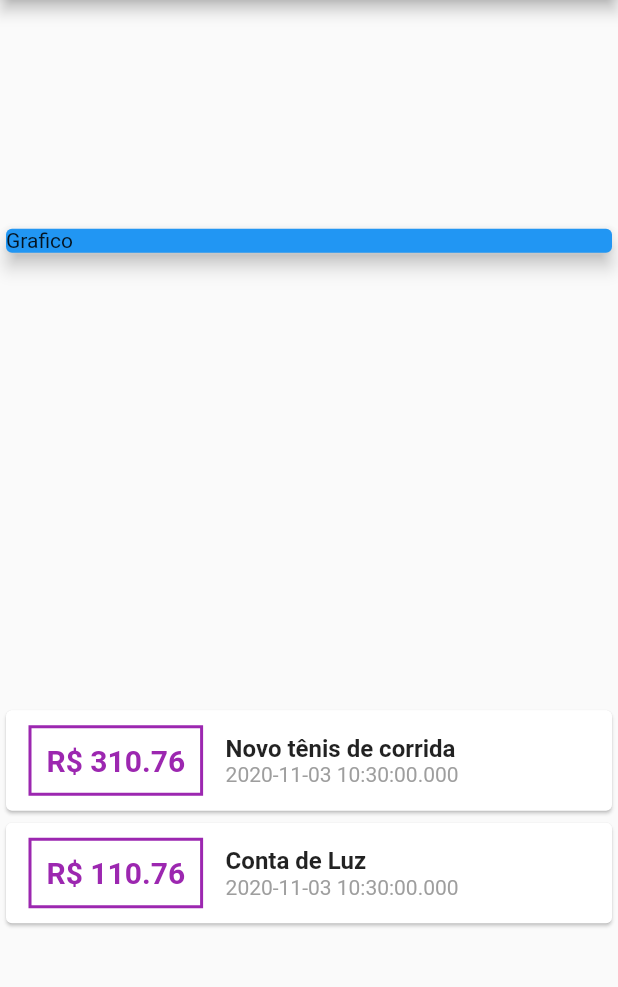
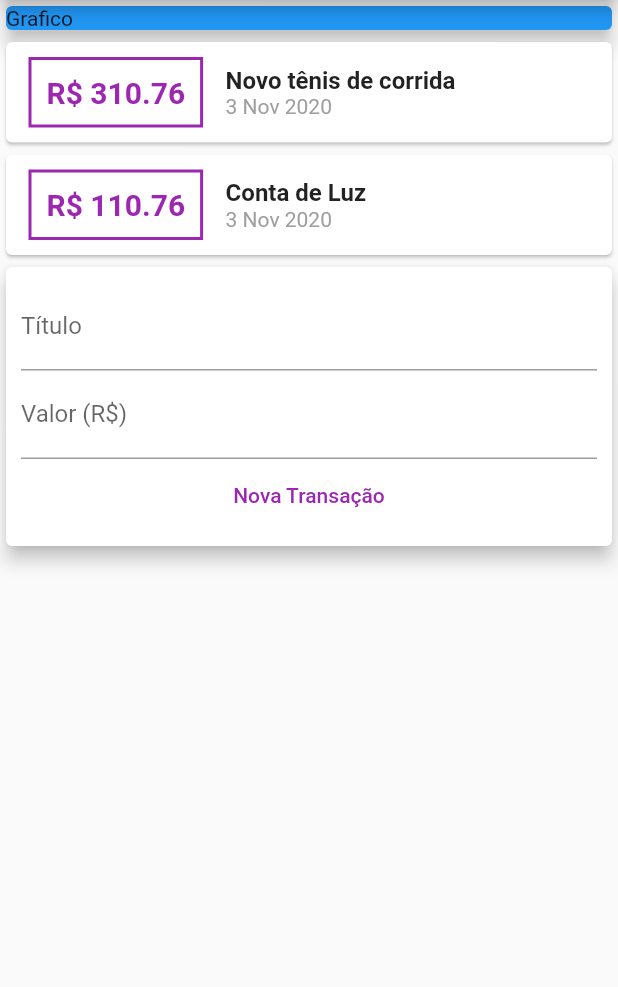
Before and after one commit to Pliffisson/App-Despesas-Pessoais, a Flutter app: the screen it shows after launch, on a phone screen of 412 x 824 dp, the part 84-1071 px from its top. Run offline on Flutter 3.47's test engine with Material 2 defaults, Android fonts, the phone set to English and light mode, and no system bars.

Commit message:
Implementação do campo textfild

```diff
--- a/lib/main.dart
+++ b/lib/main.dart
@@ -1,5 +1,6 @@
 import 'package:flutter/material.dart';
 import 'models/transaction.dart';
+import 'package:intl/intl.dart';
 
 void main() => runApp(ExpensesApp());
 
@@ -14,6 +15,9 @@ class ExpensesApp extends StatelessWidget {
 }
 
 class MyHomePage extends StatelessWidget {
+  String title;
+  String value;
+
   final _transactions = [
     Transaction(
       id: 't1',
@@ -36,7 +40,6 @@ class MyHomePage extends StatelessWidget {
         title: Text('Despesas Pessoais'),
       ),
       body: Column(
-        mainAxisAlignment: MainAxisAlignment.spaceAround,
         crossAxisAlignment: CrossAxisAlignment.stretch,
         children: [
           Container(
@@ -82,7 +85,7 @@ class MyHomePage extends StatelessWidget {
                           ),
                         ),
                         Text(
-                          tr.date.toString(),
+                          DateFormat('d MMM y').format(tr.date),
                           style: TextStyle(
                             color: Colors.grey,
                           ),
@@ -94,6 +97,36 @@ class MyHomePage extends StatelessWidget {
               );
             }).toList(),
           ),
+          Card(
+            elevation: 5,
+            child: Padding(
+              padding: const EdgeInsets.all(10),
+              child: Column(
+                children: [
+                  TextField(
+                    onChanged: (newValue) => title = newValue,
+                    decoration: InputDecoration(
+                      labelText: 'Título',
+                    ),
+                  ),
+                  TextField(
+                    onChanged: (newValue) => value = newValue,
+                    decoration: InputDecoration(
+                      labelText: 'Valor (R\$)',
+                    ),
+                  ),
+                  FlatButton(
+                    child: Text('Nova Transação'),
+                    textColor: Colors.purple,
+                    onPressed: () {
+                      print(title);
+                      print(value);
+                    },
+                  ),
+                ],
+              ),
+            ),
+          ),
         ],
       ),
     );
--- a/pubspec.yaml
+++ b/pubspec.yaml
@@ -23,7 +23,7 @@ environment:
 dependencies:
   flutter:
     sdk: flutter
-
+  intl: ^0.16.1
 
   # The following adds the Cupertino Icons font to your application.
   # Use with the CupertinoIcons class for iOS style icons.
```
Also changed, not shown: pubspec.lock.
